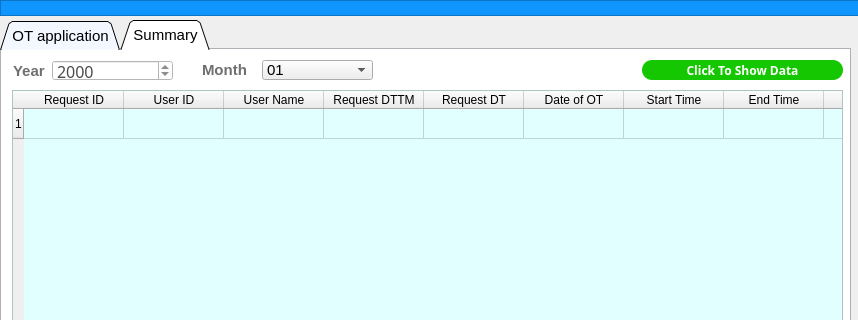
Before: the Qt Designer form ui/otapplication.ui in Josefina-Hernandez/akt_hr_tool, drawn with Qt 5; both pictures show x 0 to 858 and y 0 to 320 of the 858 by 526 pixel window.
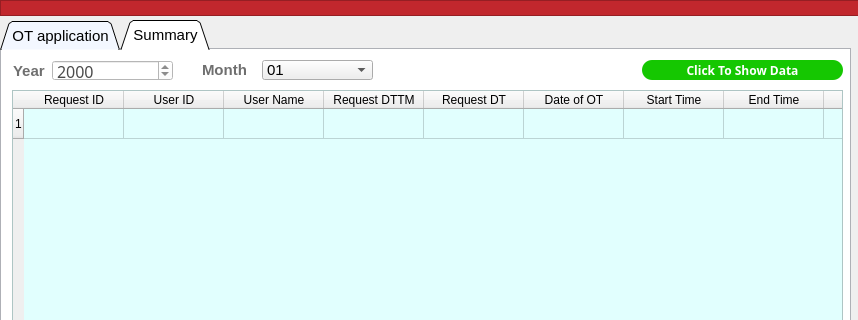
After: the same form once the commit is applied. The open tabs and pages were chosen to show the change.

Diff of the .ui file:
```diff
--- a/ui/otapplication.ui
+++ b/ui/otapplication.ui
@@ -1881,7 +1881,7 @@
     <property name="styleSheet">
      <string notr="true">QFrame
 {
-	background-color:rgb(14 , 150 , 254);
+	background-color:#C1272D;
 
 }</string>
     </property>
```
Left out of the diff: 6 changed lines with no effect on the pictures.
